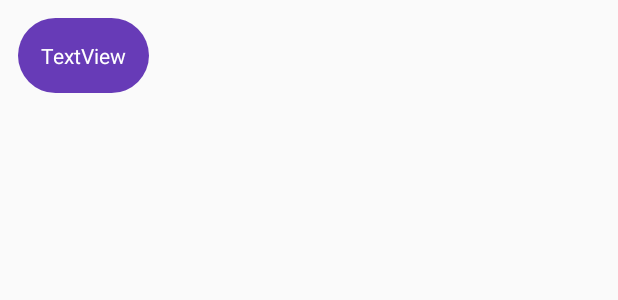
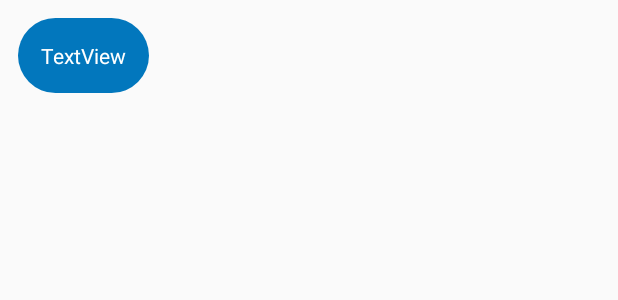
Before and after one commit to realsst1/Shreyesh, an Android app: the layout message_single_layout_r.xml on its own in the app's theme, with its tools: preview values and no code run, on a phone screen of 412 x 824 dp. Shown: the top 300 px of the screen. Run offline under Robolectric (Android 15) with nearby library versions, the phone set to English and light mode, and no system bars.

```diff
--- a/app/src/main/res/layout/message_single_image_r.xml
+++ b/app/src/main/res/layout/message_single_image_r.xml
@@ -30,6 +30,9 @@
         android:layout_marginEnd="8dp"
         android:layout_marginRight="8dp"
         android:text="TextView"
+        android:gravity="center_horizontal"
+        android:textColor="@android:color/white"
+        android:background="@android:color/holo_orange_light"
         android:visibility="gone"
         app:layout_constraintEnd_toEndOf="parent"
         app:layout_constraintStart_toStartOf="parent"
--- a/app/src/main/res/layout/message_single_image_s.xml
+++ b/app/src/main/res/layout/message_single_image_s.xml
@@ -30,6 +30,9 @@
         android:layout_marginEnd="8dp"
         android:layout_marginRight="8dp"
         android:text="TextView"
+        android:gravity="center_horizontal"
+        android:textColor="@android:color/white"
+        android:background="@android:color/holo_orange_light"
         android:visibility="gone"
         app:layout_constraintEnd_toEndOf="parent"
         app:layout_constraintStart_toStartOf="parent"
--- a/app/src/main/res/layout/message_single_layout_r.xml
+++ b/app/src/main/res/layout/message_single_layout_r.xml
@@ -33,6 +33,9 @@
         android:layout_marginLeft="8dp"
         android:layout_marginEnd="8dp"
         android:layout_marginRight="8dp"
+        android:gravity="center_horizontal"
+        android:textColor="@android:color/white"
+        android:background="@android:color/holo_orange_light"
         android:text="TextView"
         android:visibility="gone"
         app:layout_constraintEnd_toEndOf="parent"
--- a/app/src/main/res/layout/message_single_layout_s.xml
+++ b/app/src/main/res/layout/message_single_layout_s.xml
@@ -26,7 +26,7 @@
 
     <TextView
         android:id="@+id/sDate"
-        android:layout_width="0dp"
+        android:layout_width="wrap_content"
         android:layout_height="wrap_content"
         android:layout_marginStart="8dp"
         android:layout_marginLeft="8dp"
@@ -34,6 +34,9 @@
         android:layout_marginRight="8dp"
         android:text="TextView"
         android:visibility="gone"
+        android:textColor="@android:color/white"
+        android:background="@android:color/holo_orange_light"
+        android:gravity="center_horizontal"
         app:layout_constraintEnd_toEndOf="parent"
         app:layout_constraintStart_toStartOf="parent"
         app:layout_constraintTop_toTopOf="parent" />
--- a/app/src/main/res/values/colors.xml
+++ b/app/src/main/res/values/colors.xml
@@ -1,8 +1,8 @@
 <?xml version="1.0" encoding="utf-8"?>
 <resources>
-    <color name="colorPrimary">#673bb7</color>
-    <color name="colorPrimaryDark">#512da7</color>
-    <color name="colorAccent">#ff5521</color>
+    <color name="colorPrimary">#0277bd</color>
+    <color name="colorPrimaryDark">#004c8c</color>
+    <color name="colorAccent">#58a5f0</color>
     <color name="grey">#313030</color>
     <color name="chatgrey">#d6d6d6</color>
 </resources>
```
Also changed, not shown: app/src/main/java/com/example/shreyesh/MessageAdapter.java (+34 -10 lines).
